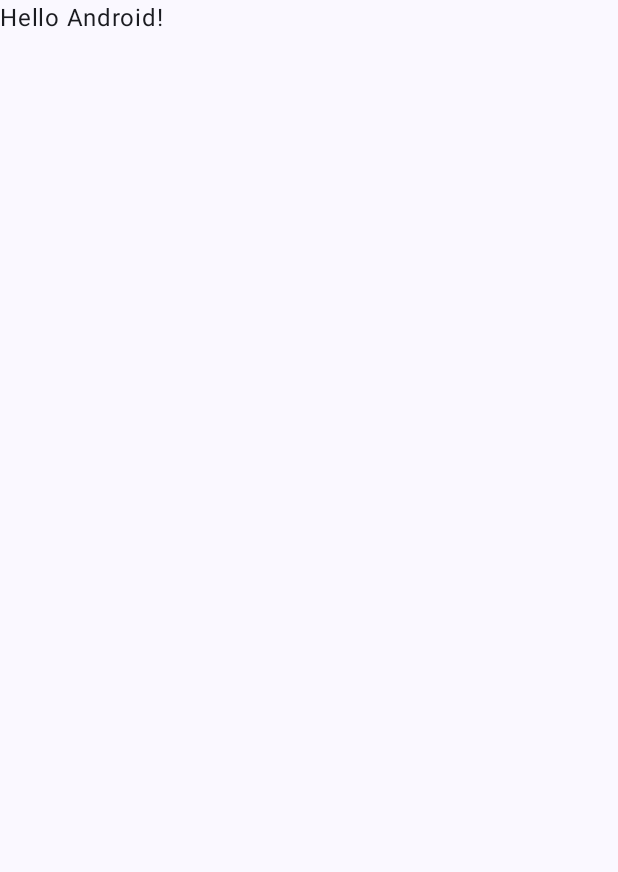
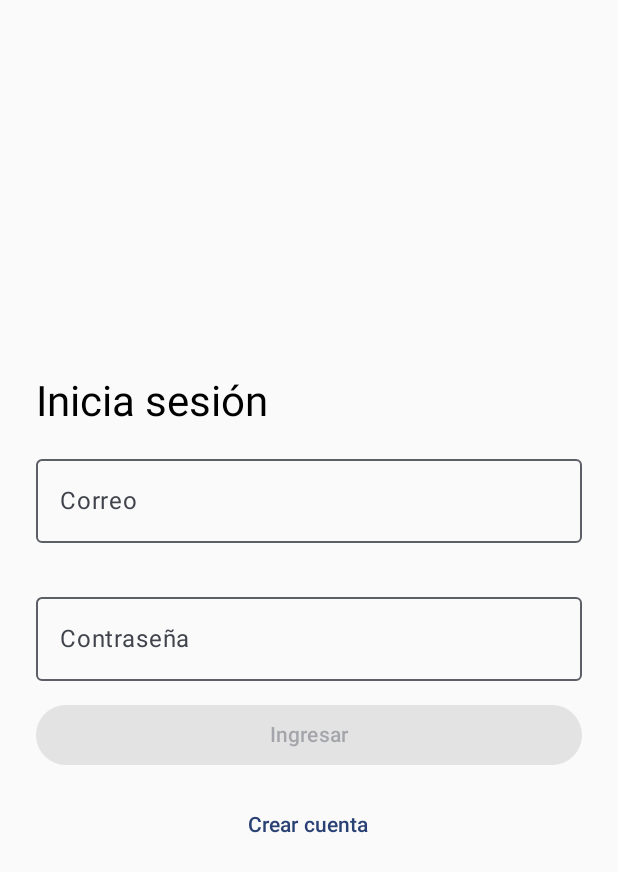
Before and after one commit to miguelgonzalezcrvl/AppVegana, an Android app built with Jetpack Compose: the screen it shows after launch (MainActivity), on a phone screen of 412 x 824 dp. Before the commit the part shown is almost empty. Shown: the top 872 px of the screen. Run offline under Robolectric (Android 15) with nearby library versions, the phone set to English and light mode, and no system bars.

Commit message:
Se hizo  el registrar pagina con el login y ultimo la confirmacion del correo

```diff
--- a/app/build.gradle.kts
+++ b/app/build.gradle.kts
@@ -44,6 +44,8 @@ dependencies {
     implementation(libs.androidx.compose.ui.graphics)
     implementation(libs.androidx.compose.ui.tooling.preview)
     implementation(libs.androidx.core.ktx)
+    implementation(libs.androidx.lifecycle.viewmodel.compose)
+    implementation(libs.androidx.navigation.compose)
     implementation(libs.androidx.lifecycle.runtime.ktx)
     testImplementation(libs.junit)
     androidTestImplementation(platform(libs.androidx.compose.bom))
--- a/app/src/main/java/com/example/appvegana/MainActivity.kt
+++ b/app/src/main/java/com/example/appvegana/MainActivity.kt
@@ -4,13 +4,7 @@ import android.os.Bundle
 import androidx.activity.ComponentActivity
 import androidx.activity.compose.setContent
 import androidx.activity.enableEdgeToEdge
-import androidx.compose.foundation.layout.fillMaxSize
-import androidx.compose.foundation.layout.padding
-import androidx.compose.material3.Scaffold
-import androidx.compose.material3.Text
-import androidx.compose.runtime.Composable
-import androidx.compose.ui.Modifier
-import androidx.compose.ui.tooling.preview.Preview
+import com.example.appvegana.ui.AppNav
 import com.example.appvegana.ui.theme.AppVeganaTheme
 
 class MainActivity : ComponentActivity() {
@@ -19,29 +13,8 @@ class MainActivity : ComponentActivity() {
         enableEdgeToEdge()
         setContent {
             AppVeganaTheme {
-                Scaffold(modifier = Modifier.fillMaxSize()) { innerPadding ->
-                    Greeting(
-                        name = "Android",
-                        modifier = Modifier.padding(innerPadding)
-                    )
-                }
+                AppNav()
             }
         }
     }
 }
-
-@Composable
-fun Greeting(name: String, modifier: Modifier = Modifier) {
-    Text(
-        text = "Hello $name!",
-        modifier = modifier
-    )
-}
-
-@Preview(showBackground = true)
-@Composable
-fun GreetingPreview() {
-    AppVeganaTheme {
-        Greeting("Android")
-    }
-}
--- /dev/null
+++ b/app/src/main/java/com/example/appvegana/data/AuthRepository.kt
@@ -0,0 +1,39 @@
+package com.example.appvegana.data
+
+import kotlinx.coroutines.delay
+
+interface AuthRepository {
+    suspend fun registrar(nombre: String, correo: String, pass: String): Result<Unit>
+    suspend fun verificar(correo: String, codigo: String): Result<Unit>
+    suspend fun reenviar(correo: String): Result<Unit>
+    suspend fun login(correo: String, pass: String): Result<Unit>
+}
+
+/**
+ * Repository de prueba: simula las respuestas del backend.
+ * Cuando exista el microservicio, se crea AuthRepositoryImpl con Retrofit
+ * y se cambia solo la línea donde se instancia en AppNav.
+ */
+class FakeAuthRepository : AuthRepository {
+
+    override suspend fun registrar(nombre: String, correo: String, pass: String): Result<Unit> {
+        delay(600)
+        return Result.success(Unit)
+    }
+
+    override suspend fun verificar(correo: String, codigo: String): Result<Unit> {
+        delay(600)
+        return if (codigo == "123456") Result.success(Unit)
+        else Result.failure(Exception("Código inválido o vencido"))
+    }
+
+    override suspend fun reenviar(correo: String): Result<Unit> {
+        delay(400)
+        return Result.success(Unit)
+    }
+
+    override suspend fun login(correo: String, pass: String): Result<Unit> {
+        delay(600)
+        return Result.success(Unit)
+    }
+}
--- /dev/null
+++ b/app/src/main/java/com/example/appvegana/ui/AppNav.kt
@@ -0,0 +1,81 @@
+package com.example.appvegana.ui
+
+import androidx.compose.foundation.layout.Box
+import androidx.compose.foundation.layout.fillMaxSize
+import androidx.compose.material3.Text
+import androidx.compose.runtime.Composable
+import androidx.compose.runtime.collectAsState
+import androidx.compose.runtime.getValue
+import androidx.compose.ui.Alignment
+import androidx.compose.ui.Modifier
+import androidx.lifecycle.viewmodel.compose.viewModel
+import androidx.navigation.compose.NavHost
+import androidx.navigation.compose.composable
+import androidx.navigation.compose.rememberNavController
+import com.example.appvegana.data.FakeAuthRepository
+import com.example.appvegana.ui.screens.LoginScreen
+import com.example.appvegana.ui.screens.RegisterScreen
+import com.example.appvegana.ui.screens.VerifyEmailScreen
+
+@Composable
+fun AppNav() {
+    val nav = rememberNavController()
+    // Un solo ViewModel compartido por las 3 pantallas.
+    // Cuando exista el backend: cambiar FakeAuthRepository() por AuthRepositoryImpl(...)
+    val vm: AuthViewModel = viewModel { AuthViewModel(FakeAuthRepository()) }
+    val state by vm.state.collectAsState()
+
+    NavHost(navController = nav, startDestination = "login") {
+
+        composable("login") {
+            LoginScreen(
+                state = state,
+                onLogin = { correo, pass ->
+                    vm.login(correo, pass) {
+                        nav.navigate("home") { popUpTo("login") { inclusive = true } }
+                    }
+                },
+                onGoRegister = {
+                    vm.limpiarMensajes()
+                    nav.navigate("register")
+                }
+            )
+        }
+
+        composable("register") {
+            RegisterScreen(
+                state = state,
+                onRegister = { nombre, correo, pass ->
+                    vm.registrar(nombre, correo, pass) { nav.navigate("verify") }
+                },
+                onGoLogin = {
+                    vm.limpiarMensajes()
+                    nav.popBackStack()
+                }
+            )
+        }
+
+        composable("verify") {
+            VerifyEmailScreen(
+                state = state,
+                onVerify = { codigo ->
+                    vm.verificar(codigo) {
+                        nav.navigate("login") { popUpTo("login") { inclusive = true } }
+                    }
+                },
+                onResend = { vm.reenviar() },
+                onBack = {
+                    vm.limpiarMensajes()
+                    nav.popBackStack()
+                }
+            )
+        }
+
+        // Pantalla temporal: el resto del equipo la reemplaza por la lista de recetas.
+        composable("home") {
+            Box(Modifier.fillMaxSize(), contentAlignment = Alignment.Center) {
+                Text("Sesión iniciada")
+            }
+        }
+    }
+}
--- /dev/null
+++ b/app/src/main/java/com/example/appvegana/ui/AuthViewModel.kt
@@ -0,0 +1,59 @@
+package com.example.appvegana.ui
+
+import androidx.lifecycle.ViewModel
+import androidx.lifecycle.viewModelScope
+import com.example.appvegana.data.AuthRepository
+import kotlinx.coroutines.flow.MutableStateFlow
+import kotlinx.coroutines.flow.StateFlow
+import kotlinx.coroutines.flow.update
+import kotlinx.coroutines.launch
+
+data class AuthUiState(
+    val cargando: Boolean = false,
+    val error: String? = null,
+    val mensaje: String? = null,
+    val correoPendiente: String = ""
+)
+
+class AuthViewModel(private val repo: AuthRepository) : ViewModel() {
+
+    private val _state = MutableStateFlow(AuthUiState())
+    val state: StateFlow<AuthUiState> = _state
+
+    private fun ejecutar(accion: suspend () -> Result<Unit>, onOk: () -> Unit) {
+        viewModelScope.launch {
+            _state.update { it.copy(cargando = true, error = null, mensaje = null) }
+            accion()
+                .onSuccess {
+                    _state.update { s -> s.copy(cargando = false) }
+                    onOk()
+                }
+                .onFailure { e ->
+                    _state.update { s ->
+                        s.copy(cargando = false, error = e.message ?: "Ocurrió un error")
+                    }
+                }
+        }
+    }
+
+    fun registrar(nombre: String, correo: String, pass: String, onOk: () -> Unit) =
+        ejecutar({ repo.registrar(nombre, correo, pass) }) {
+            _state.update { it.copy(correoPendiente = correo) }
+            onOk()
+        }
+
+    fun verificar(codigo: String, onOk: () -> Unit) =
+        ejecutar({ repo.verificar(_state.value.correoPendiente, codigo) }, onOk)
+
+    fun reenviar() =
+        ejecutar({ repo.reenviar(_state.value.correoPendiente) }) {
+            _state.update { it.copy(mensaje = "Te enviamos un código nuevo") }
+        }
+
+    fun login(correo: String, pass: String, onOk: () -> Unit) =
+        ejecutar({ repo.login(correo, pass) }, onOk)
+
+    fun limpiarMensajes() {
+        _state.update { it.copy(error = null, mensaje = null) }
+    }
+}
--- /dev/null
+++ b/app/src/main/java/com/example/appvegana/ui/screens/AuthLayout.kt
@@ -0,0 +1,50 @@
+package com.example.appvegana.ui.screens
+
+import androidx.compose.foundation.layout.Arrangement
+import androidx.compose.foundation.layout.Column
+import androidx.compose.foundation.layout.ColumnScope
+import androidx.compose.foundation.layout.fillMaxSize
+import androidx.compose.foundation.layout.imePadding
+import androidx.compose.foundation.layout.padding
+import androidx.compose.foundation.layout.systemBarsPadding
+import androidx.compose.foundation.rememberScrollState
+import androidx.compose.foundation.verticalScroll
+import androidx.compose.material3.MaterialTheme
+import androidx.compose.material3.Text
+import androidx.compose.runtime.Composable
+import androidx.compose.ui.Alignment
+import androidx.compose.ui.Modifier
+import androidx.compose.ui.unit.dp
+
+@Composable
+fun AuthLayout(
+    titulo: String,
+    subtitulo: String? = null,
+    content: @Composable ColumnScope.() -> Unit
+) {
+    Column(
+        modifier = Modifier
+            .fillMaxSize()
+            .systemBarsPadding()
+            .imePadding()
+            .verticalScroll(rememberScrollState())
+            .padding(24.dp),
+        verticalArrangement = Arrangement.spacedBy(12.dp, Alignment.CenterVertically)
+    ) {
+        Text(titulo, style = MaterialTheme.typography.headlineMedium)
+        if (subtitulo != null) {
+            Text(subtitulo, style = MaterialTheme.typography.bodyMedium)
+        }
+        content()
+    }
+}
+
+@Composable
+fun AuthMensajes(error: String?, mensaje: String?) {
+    if (error != null) {
+        Text(error, color = MaterialTheme.colorScheme.error, style = MaterialTheme.typography.bodyMedium)
+    }
+    if (mensaje != null) {
+        Text(mensaje, color = MaterialTheme.colorScheme.primary, style = MaterialTheme.typography.bodyMedium)
+    }
+}
--- /dev/null
+++ b/app/src/main/java/com/example/appvegana/ui/screens/LoginScreen.kt
@@ -0,0 +1,70 @@
+package com.example.appvegana.ui.screens
+
+import android.util.Patterns
+import androidx.compose.foundation.layout.fillMaxWidth
+import androidx.compose.foundation.layout.size
+import androidx.compose.foundation.text.KeyboardOptions
+import androidx.compose.material3.Button
+import androidx.compose.material3.CircularProgressIndicator
+import androidx.compose.material3.OutlinedTextField
+import androidx.compose.material3.Text
+import androidx.compose.material3.TextButton
+import androidx.compose.runtime.Composable
+import androidx.compose.runtime.getValue
+import androidx.compose.runtime.mutableStateOf
+import androidx.compose.runtime.remember
+import androidx.compose.runtime.setValue
+import androidx.compose.ui.Modifier
+import androidx.compose.ui.text.input.KeyboardType
+import androidx.compose.ui.text.input.PasswordVisualTransformation
+import androidx.compose.ui.unit.dp
+import com.example.appvegana.ui.AuthUiState
+
+@Composable
+fun LoginScreen(
+    state: AuthUiState,
+    onLogin: (correo: String, pass: String) -> Unit,
+    onGoRegister: () -> Unit
+) {
+    var correo by remember { mutableStateOf("") }
+    var pass by remember { mutableStateOf("") }
+
+    val correoOk = Patterns.EMAIL_ADDRESS.matcher(correo).matches()
+    val formOk = correoOk && pass.isNotEmpty()
+
+    AuthLayout(titulo = "Inicia sesión") {
+        OutlinedTextField(
+            value = correo,
+            onValueChange = { correo = it.trim() },
+            label = { Text("Correo") },
+            singleLine = true,
+            keyboardOptions = KeyboardOptions(keyboardType = KeyboardType.Email),
+            isError = correo.isNotEmpty() && !correoOk,
+            supportingText = { if (correo.isNotEmpty() && !correoOk) Text("Correo inválido") },
+            modifier = Modifier.fillMaxWidth()
+        )
+        OutlinedTextField(
+            value = pass,
+            onValueChange = { pass = it },
+            label = { Text("Contraseña") },
+            singleLine = true,
+            visualTransformation = PasswordVisualTransformation(),
+            keyboardOptions = KeyboardOptions(keyboardType = KeyboardType.Password),
+            modifier = Modifier.fillMaxWidth()
+        )
+
+        AuthMensajes(state.error, state.mensaje)
+
+        Button(
+            onClick = { onLogin(correo, pass) },
+            enabled = formOk && !state.cargando,
+            modifier = Modifier.fillMaxWidth()
+        ) {
+            if (state.cargando) CircularProgressIndicator(Modifier.size(20.dp), strokeWidth = 2.dp)
+            else Text("Ingresar")
+        }
+        TextButton(onClick = onGoRegister, modifier = Modifier.fillMaxWidth()) {
+            Text("Crear cuenta")
+        }
+    }
+}
--- a/gradle/libs.versions.toml
+++ b/gradle/libs.versions.toml
@@ -15,6 +15,8 @@ junit = { group = "junit", name = "junit", version.ref = "junit" }
 androidx-junit = { group = "androidx.test.ext", name = "junit", version.ref = "junitVersion" }
 androidx-espresso-core = { group = "androidx.test.espresso", name = "espresso-core", version.ref = "espressoCore" }
 androidx-lifecycle-runtime-ktx = { group = "androidx.lifecycle", name = "lifecycle-runtime-ktx", version.ref = "lifecycleRuntimeKtx" }
+androidx-lifecycle-viewmodel-compose = { group = "androidx.lifecycle", name = "lifecycle-viewmodel-compose", version.ref = "lifecycleRuntimeKtx" }
+androidx-navigation-compose = { group = "androidx.navigation", name = "navigation-compose", version = "2.9.0" }
 androidx-activity-compose = { group = "androidx.activity", name = "activity-compose", version.ref = "activityCompose" }
 androidx-compose-bom = { group = "androidx.compose", name = "compose-bom", version.ref = "composeBom" }
 androidx-compose-ui = { group = "androidx.compose.ui", name = "ui" }
```
Also changed, not shown: app/src/main/java/com/example/appvegana/ui/screens/RegisterScreen.kt (added, +97 -0 lines), app/src/main/java/com/example/appvegana/ui/screens/VerifyEmailScreen.kt (added, +60 -0 lines).
